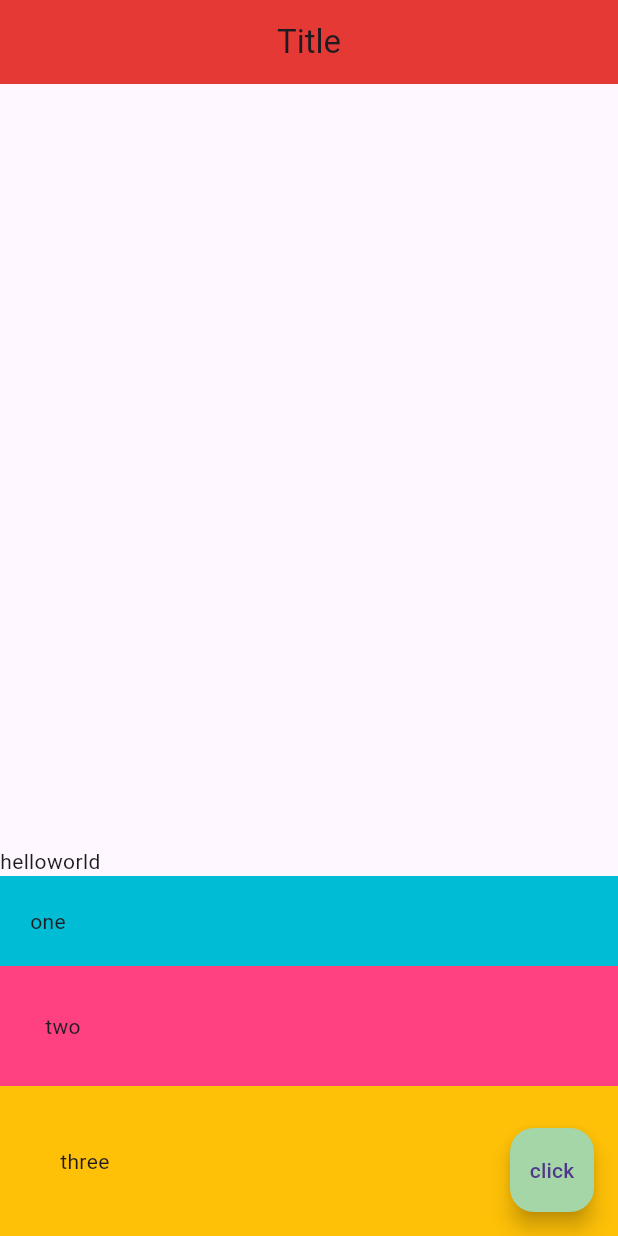
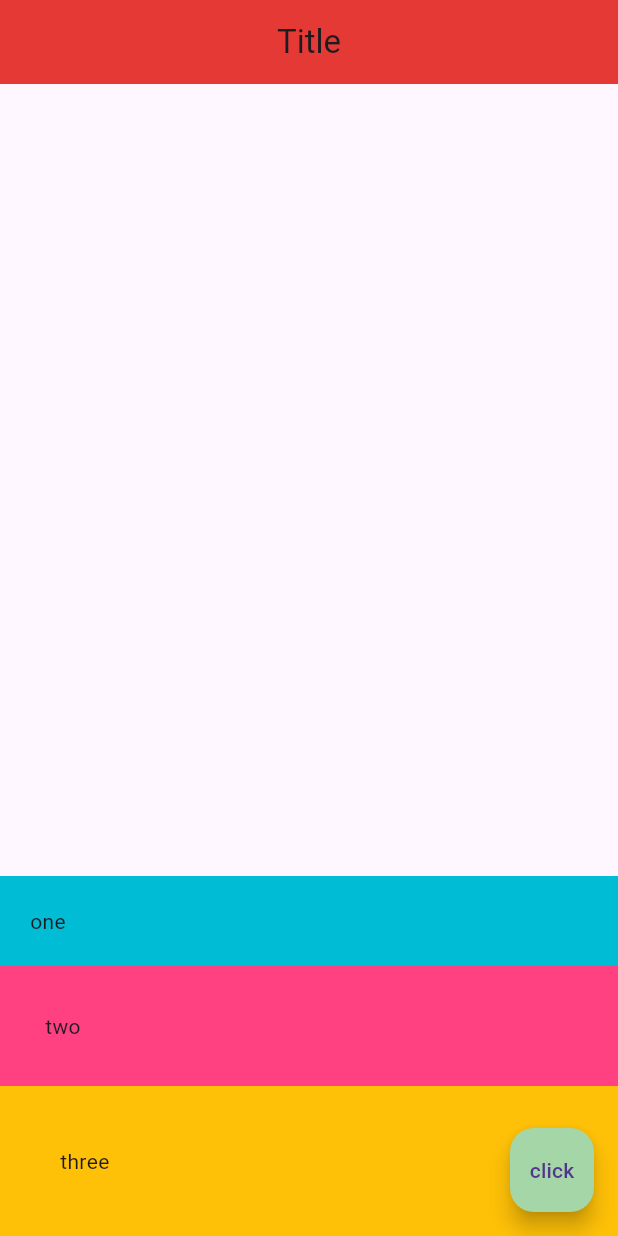
Before and after one commit to MrSax314/maintain, a Flutter app: the screen it shows after launch, on a phone screen of 412 x 824 dp. Run offline on Flutter 3.47's test engine with Material 3 defaults, Android fonts, the light colour scheme and no system bars.

Commit message:
Auto generated fixes

```diff
--- a/lib/main.dart
+++ b/lib/main.dart
@@ -17,12 +17,6 @@ class Home extends StatelessWidget {
         mainAxisAlignment: MainAxisAlignment.end,
         crossAxisAlignment: CrossAxisAlignment.stretch,
         children: [
-          Row(
-            children: [
-              Text('hello'),
-              Text('world')
-            ],
-          ),
           Container(
             padding: EdgeInsets.all(20),
             color: Colors.cyan,
```
